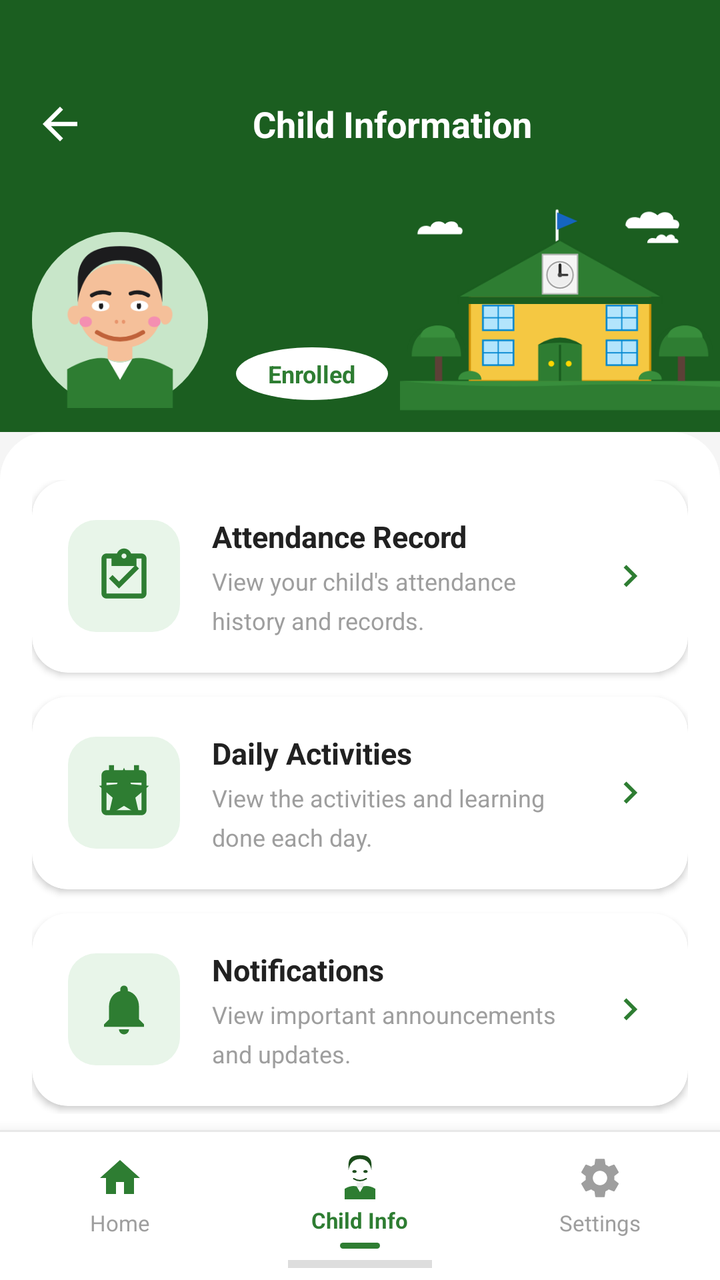
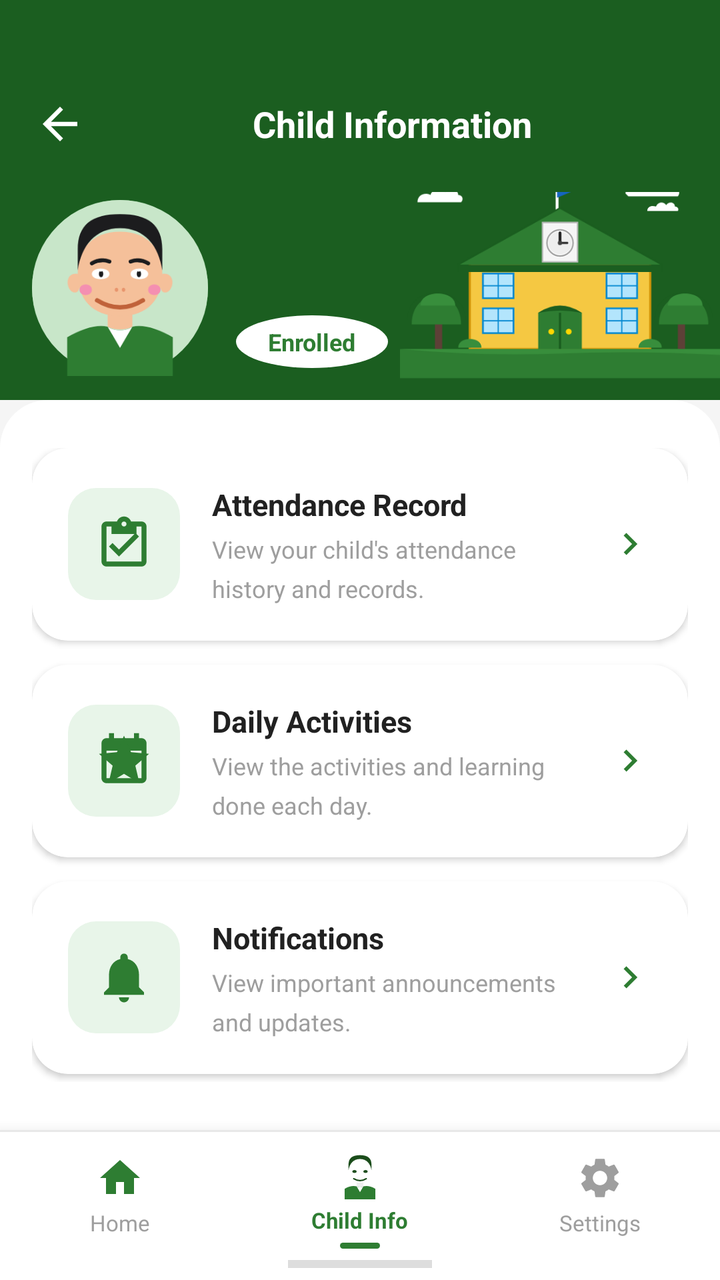

Two renders of the same Android screen: before a commit and after it. Below are the layout's source before the change and the commit's diff.
<!-- AndroidManifest.xml: application theme Theme.AlamadaChildMonitor -->
<!-- res/layout/activity_child_detail.xml -->
<?xml version="1.0" encoding="utf-8"?>
<LinearLayout
    xmlns:android="http://schemas.android.com/apk/res/android"
    xmlns:app="http://schemas.android.com/apk/res-auto"
    android:layout_width="match_parent"
    android:layout_height="match_parent"
    android:orientation="vertical"
    android:background="#F5F5F5">

    
    <RelativeLayout
        android:layout_width="match_parent"
        android:layout_height="wrap_content"
        android:background="@drawable/header_green_solid"
        android:paddingTop="44dp">

        
        <LinearLayout
            android:id="@+id/ll_title_row"
            android:layout_width="match_parent"
            android:layout_height="wrap_content"
            android:orientation="horizontal"
            android:gravity="center_vertical"
            android:paddingStart="12dp"
            android:paddingEnd="16dp"
            android:paddingBottom="16dp"
            android:layout_alignParentTop="true">

            <FrameLayout
                android:id="@+id/btn_back"
                android:layout_width="36dp"
                android:layout_height="36dp"
                android:clickable="true"
                android:focusable="true"
                android:background="?attr/selectableItemBackgroundBorderless">
                <ImageView
                    android:layout_width="26dp"
                    android:layout_height="26dp"
                    android:layout_gravity="center"
                    android:src="@drawable/ic_back"
                    android:contentDescription="Back"/>
            </FrameLayout>

            <TextView
                android:layout_width="0dp"
                android:layout_height="wrap_content"
                android:layout_weight="1"
                android:text="Child Information"
                android:textColor="#FFFFFF"
                android:textSize="18sp"
                android:textStyle="bold"
                android:gravity="center"/>

            <TextView
                android:id="@+id/btn_switch_child"
                android:layout_width="wrap_content"
                android:layout_height="32dp"
                android:text="Switch"
                android:textColor="#FFFFFF"
                android:textSize="11sp"
                android:textStyle="bold"
                android:gravity="center"
                android:paddingStart="14dp"
                android:paddingEnd="14dp"
                android:background="@drawable/circle_white_20_bg"
                android:clickable="true"
                android:focusable="true"
                android:visibility="gone"/>
        </LinearLayout>

        
        <LinearLayout
            android:layout_width="match_parent"
            android:layout_height="wrap_content"
            android:orientation="horizontal"
            android:gravity="bottom"
            android:paddingStart="16dp"
            android:paddingEnd="0dp"
            android:paddingBottom="0dp"
            android:layout_below="@id/ll_title_row">

            
            <FrameLayout
                android:layout_width="88dp"
                android:layout_height="88dp"
                android:layout_marginEnd="14dp"
                android:layout_marginBottom="12dp">

                <View
                    android:layout_width="88dp"
                    android:layout_height="88dp"
                    android:background="@drawable/circle_avatar_bg"/>

                <ImageView
                    android:id="@+id/iv_avatar_default"
                    android:layout_width="88dp"
                    android:layout_height="88dp"
                    android:src="@drawable/ic_child_avatar"
                    android:scaleType="fitCenter"
                    android:contentDescription="Child avatar"/>

                <ImageView
                    android:id="@+id/iv_photo"
                    android:layout_width="88dp"
                    android:layout_height="88dp"
                    android:scaleType="centerCrop"
                    android:background="@drawable/circle_avatar_bg"
                    android:visibility="gone"
                    android:contentDescription="Child photo"/>

                <TextView
                    android:id="@+id/tv_photo_initial"
                    android:layout_width="88dp"
                    android:layout_height="88dp"
                    android:gravity="center"
                    android:text="  "
                    android:textSize="44sp"
                    android:visibility="gone"/>
            </FrameLayout>

            
            <LinearLayout
                android:layout_width="0dp"
                android:layout_height="wrap_content"
                android:layout_weight="1"
                android:orientation="vertical"
                android:layout_gravity="bottom"
                android:layout_marginBottom="16dp">

                <TextView
                    android:id="@+id/tv_name"
                    android:layout_width="wrap_content"
                    android:layout_height="wrap_content"
                    android:text=" "
                    android:textColor="#FFFFFF"
                    android:textSize="19sp"
                    android:textStyle="bold"
                    android:layout_marginBottom="10dp"/>

                <TextView
                    android:id="@+id/tv_status"
                    android:layout_width="wrap_content"
                    android:layout_height="wrap_content"
                    android:text="Enrolled"
                    android:textColor="#2E7D32"
                    android:textSize="12sp"
                    android:textStyle="bold"
                    android:paddingStart="16dp"
                    android:paddingEnd="16dp"
                    android:paddingTop="5dp"
                    android:paddingBottom="5dp"
                    android:background="@drawable/circle_white_bg"/>
            </LinearLayout>

            
            <ImageView
                android:layout_width="160dp"
                android:layout_height="120dp"
                android:src="@drawable/ic_school_building"
                android:scaleType="fitEnd"
                android:layout_gravity="bottom"
                android:contentDescription="School building"
                android:adjustViewBounds="true"/>

        </LinearLayout>

    </RelativeLayout>

    
    <androidx.core.widget.NestedScrollView
        android:layout_width="match_parent"
        android:layout_height="0dp"
        android:layout_weight="1"
        android:fillViewport="true"
        android:overScrollMode="never">

        <LinearLayout
            android:layout_width="match_parent"
            android:layout_height="wrap_content"
            android:orientation="vertical"
            android:background="@drawable/rounded_top_white"
            android:paddingTop="24dp"
            android:paddingStart="16dp"
            android:paddingEnd="16dp"
            android:paddingBottom="28dp">

            
            <ProgressBar
                android:id="@+id/progress_bar"
                android:layout_width="wrap_content"
                android:layout_height="wrap_content"
                android:layout_gravity="center"
                android:visibility="gone"
                android:layout_marginBottom="12dp"/>

            
            <androidx.cardview.widget.CardView
                android:id="@+id/card_attendance"
                android:layout_width="match_parent"
                android:layout_height="wrap_content"
                android:layout_marginBottom="12dp"
                android:foreground="?attr/selectableItemBackground"
                android:clickable="true"
                android:focusable="true"
                app:cardCornerRadius="18dp"
                app:cardElevation="2dp"
                app:cardBackgroundColor="#FFFFFF">

                <LinearLayout
                    android:layout_width="match_parent"
                    android:layout_height="wrap_content"
                    android:orientation="horizontal"
                    android:padding="18dp"
                    android:gravity="center_vertical">

                    
                    <FrameLayout
                        android:layout_width="56dp"
                        android:layout_height="56dp"
                        android:layout_marginEnd="16dp"
                        android:background="@drawable/quick_icon_bg_green">

                        <ImageView
                            android:layout_width="30dp"
                            android:layout_height="30dp"
                            android:layout_gravity="center"
                            android:src="@drawable/ic_attendance"
                            android:contentDescription="Attendance"/>
                    </FrameLayout>

                    
                    <LinearLayout
                        android:layout_width="0dp"
                        android:layout_height="wrap_content"
                        android:layout_weight="1"
                        android:orientation="vertical">

                        <TextView
                            android:layout_width="wrap_content"
                            android:layout_height="wrap_content"
                            android:text="Attendance Record"
                            android:textSize="15sp"
                            android:textStyle="bold"
                            android:textColor="#212121"/>

                        <TextView
                            android:layout_width="wrap_content"
                            android:layout_height="wrap_content"
                            android:text="View your child&#39;s attendance\nhistory and records."
                            android:textSize="12sp"
                            android:textColor="#9E9E9E"
                            android:lineSpacingMultiplier="1.35"
                            android:layout_marginTop="4dp"/>
                    </LinearLayout>

                    
                    <ImageView
                        android:layout_width="22dp"
                        android:layout_height="22dp"
                        android:src="@drawable/ic_arrow_right"
                        android:layout_marginStart="8dp"
                        android:contentDescription="Open"/>

                </LinearLayout>
            </androidx.cardview.widget.CardView>

            
            <androidx.cardview.widget.CardView
                android:id="@+id/card_activities"
                android:layout_width="match_parent"
                android:layout_height="wrap_content"
                android:layout_marginBottom="12dp"
                android:foreground="?attr/selectableItemBackground"
                android:clickable="true"
                android:focusable="true"
                app:cardCornerRadius="18dp"
                app:cardElevation="2dp"
                app:cardBackgroundColor="#FFFFFF">

                <LinearLayout
                    android:layout_width="match_parent"
                    android:layout_height="wrap_content"
                    android:orientation="horizontal"
                    android:padding="18dp"
                    android:gravity="center_vertical">

                    <FrameLayout
                        android:layout_width="56dp"
                        android:layout_height="56dp"
                        android:layout_marginEnd="16dp"
                        android:background="@drawable/quick_icon_bg_green">

                        <ImageView
                            android:layout_width="30dp"
                            android:layout_height="30dp"
                            android:layout_gravity="center"
                            android:src="@drawable/ic_activities"
                            android:contentDescription="Activities"/>
                    </FrameLayout>

                    <LinearLayout
                        android:layout_width="0dp"
                        android:layout_height="wrap_content"
                        android:layout_weight="1"
                        android:orientation="vertical">

                        <TextView
                            android:layout_width="wrap_content"
                            android:layout_height="wrap_content"
                            android:text="Daily Activities"
                            android:textSize="15sp"
                            android:textStyle="bold"
                            android:textColor="#212121"/>

                        <TextView
                            android:layout_width="wrap_content"
                            android:layout_height="wrap_content"
                            android:text="View the activities and learning\ndone each day."
                            android:textSize="12sp"
                            android:textColor="#9E9E9E"
                            android:lineSpacingMultiplier="1.35"
                            android:layout_marginTop="4dp"/>
                    </LinearLayout>

                    <ImageView
                        android:layout_width="22dp"
                        android:layout_height="22dp"
                        android:src="@drawable/ic_arrow_right"
                        android:layout_marginStart="8dp"
                        android:contentDescription="Open"/>

                </LinearLayout>
            </androidx.cardview.widget.CardView>

            
            <androidx.cardview.widget.CardView
                android:id="@+id/card_notifications"
                android:layout_width="match_parent"
                android:layout_height="wrap_content"
                android:layout_marginBottom="4dp"
                android:foreground="?attr/selectableItemBackground"
                android:clickable="true"
                android:focusable="true"
                app:cardCornerRadius="18dp"
                app:cardElevation="2dp"
                app:cardBackgroundColor="#FFFFFF">

                <LinearLayout
                    android:layout_width="match_parent"
                    android:layout_height="wrap_content"
                    android:orientation="horizontal"
                    android:padding="18dp"
                    android:gravity="center_vertical">

                    <FrameLayout
                        android:layout_width="56dp"
                        android:layout_height="56dp"
                        android:layout_marginEnd="16dp"
                        android:background="@drawable/quick_icon_bg_green">

                        <ImageView
                            android:layout_width="30dp"
                            android:layout_height="30dp"
                            android:layout_gravity="center"
                            android:src="@drawable/ic_bell_card"
                            android:contentDescription="Notifications"/>
                    </FrameLayout>

                    <LinearLayout
                        android:layout_width="0dp"
                        android:layout_height="wrap_content"
                        android:layout_weight="1"
                        android:orientation="vertical">

                        <TextView
                            android:layout_width="wrap_content"
                            android:layout_height="wrap_content"
                            android:text="Notifications"
                            android:textSize="15sp"
                            android:textStyle="bold"
                            android:textColor="#212121"/>

                        <TextView
                            android:layout_width="wrap_content"
                            android:layout_height="wrap_content"
                            android:text="View important announcements\nand updates."
                            android:textSize="12sp"
                            android:textColor="#9E9E9E"
                            android:lineSpacingMultiplier="1.35"
                            android:layout_marginTop="4dp"/>
                    </LinearLayout>

                    <ImageView
                        android:layout_width="22dp"
                        android:layout_height="22dp"
                        android:src="@drawable/ic_arrow_right"
                        android:layout_marginStart="8dp"
                        android:contentDescription="Open"/>

                </LinearLayout>
            </androidx.cardview.widget.CardView>

        </LinearLayout>
    </androidx.core.widget.NestedScrollView>

    
    <LinearLayout
        android:layout_width="match_parent"
        android:layout_height="wrap_content"
        android:orientation="vertical"
        android:background="#FFFFFF"
        android:elevation="12dp">

        
        <View
            android:layout_width="match_parent"
            android:layout_height="1dp"
            android:background="#E8E8E8"/>

        
        <LinearLayout
            android:layout_width="match_parent"
            android:layout_height="62dp"
            android:orientation="horizontal">

            
            <LinearLayout
                android:id="@+id/tab_home"
                android:layout_width="0dp"
                android:layout_height="match_parent"
                android:layout_weight="1"
                android:orientation="vertical"
                android:gravity="center"
                android:paddingTop="8dp"
                android:paddingBottom="6dp"
                android:background="?attr/selectableItemBackgroundBorderless"
                android:clickable="true"
                android:focusable="true">

                <ImageView
                    android:layout_width="24dp"
                    android:layout_height="24dp"
                    android:src="@drawable/ic_home"
                    android:contentDescription="Home"/>

                <TextView
                    android:layout_width="wrap_content"
                    android:layout_height="wrap_content"
                    android:text="Home"
                    android:textSize="11sp"
                    android:textColor="#9E9E9E"
                    android:layout_marginTop="3dp"/>

            </LinearLayout>

            
            <LinearLayout
                android:layout_width="0dp"
                android:layout_height="match_parent"
                android:layout_weight="1"
                android:orientation="vertical"
                android:gravity="center"
                android:paddingTop="8dp"
                android:paddingBottom="2dp">

                <ImageView
                    android:layout_width="24dp"
                    android:layout_height="24dp"
                    android:src="@drawable/ic_child_nav"
                    android:scaleType="fitCenter"
                    android:contentDescription="Child Info"/>

                <TextView
                    android:layout_width="wrap_content"
                    android:layout_height="wrap_content"
                    android:text="Child Info"
                    android:textSize="11sp"
                    android:textColor="#2E7D32"
                    android:textStyle="bold"
                    android:layout_marginTop="3dp"/>

                
                <View
                    android:layout_width="20dp"
                    android:layout_height="3dp"
                    android:background="@drawable/tab_active_indicator"
                    android:layout_marginTop="4dp"/>

            </LinearLayout>

            
            <LinearLayout
                android:id="@+id/tab_settings"
                android:layout_width="0dp"
                android:layout_height="match_parent"
                android:layout_weight="1"
                android:orientation="vertical"
                android:gravity="center"
                android:paddingTop="8dp"
                android:paddingBottom="6dp"
                android:background="?attr/selectableItemBackgroundBorderless"
                android:clickable="true"
                android:focusable="true">

                <ImageView
                    android:layout_width="24dp"
                    android:layout_height="24dp"
                    android:src="@drawable/ic_settings"
                    android:contentDescription="Settings"/>

                <TextView
                    android:layout_width="wrap_content"
                    android:layout_height="wrap_content"
                    android:text="Settings"
                    android:textSize="11sp"
                    android:textColor="#9E9E9E"
                    android:layout_marginTop="3dp"/>

            </LinearLayout>

        </LinearLayout>

        
        <View
            android:layout_width="72dp"
            android:layout_height="4dp"
            android:background="#212121"
            android:alpha="0.15"
            android:layout_gravity="center_horizontal"
            android:layout_marginTop="2dp"
            android:layout_marginBottom="6dp"/>

    </LinearLayout>

</LinearLayout>
<!-- resources referenced by this layout -->
<resources>
  <!-- drawable circle_avatar_bg (drawable) -->
  <?xml version="1.0" encoding="utf-8"?>
  <shape xmlns:android="http://schemas.android.com/apk/res/android"
      android:shape="oval">
      <solid android:color="#E8F5E9"/>
      <stroke android:width="2dp" android:color="#A5D6A7"/>
  </shape>
  <!-- drawable circle_white_20_bg (drawable) -->
  <?xml version="1.0" encoding="utf-8"?>
  <shape xmlns:android="http://schemas.android.com/apk/res/android"
      android:shape="oval">
      <solid android:color="#33FFFFFF"/>
  </shape>
  <!-- drawable circle_white_bg (drawable) -->
  <?xml version="1.0" encoding="utf-8"?>
  <shape xmlns:android="http://schemas.android.com/apk/res/android"
      android:shape="oval">
      <solid android:color="#FFFFFF"/>
  </shape>
  <!-- drawable header_green_solid (drawable) -->
  <?xml version="1.0" encoding="utf-8"?>
  <shape xmlns:android="http://schemas.android.com/apk/res/android"
      android:shape="rectangle">
      <solid android:color="#1B5E20"/>
  </shape>
  <!-- drawable ic_arrow_right (drawable) -->
  <?xml version="1.0" encoding="utf-8"?>
  <vector xmlns:android="http://schemas.android.com/apk/res/android"
      android:width="24dp"
      android:height="24dp"
      android:viewportWidth="24"
      android:viewportHeight="24">
      <path
          android:fillColor="#2E7D32"
          android:pathData="M8.59,16.59L13.17,12 8.59,7.41 10,6l6,6-6,6-1.41-1.41z"/>
  </vector>
  <!-- drawable ic_back (drawable) -->
  <?xml version="1.0" encoding="utf-8"?>
  <vector xmlns:android="http://schemas.android.com/apk/res/android"
      android:width="24dp"
      android:height="24dp"
      android:viewportWidth="24"
      android:viewportHeight="24">
      <path
          android:fillColor="#FFFFFF"
          android:pathData="M20,11H7.83l5.59,-5.59L12,4l-8,8 8,8 1.41,-1.41L7.83,13H20v-2z"/>
  </vector>
  <!-- drawable ic_home (drawable) -->
  <?xml version="1.0" encoding="utf-8"?>
  <vector xmlns:android="http://schemas.android.com/apk/res/android"
      android:width="24dp"
      android:height="24dp"
      android:viewportWidth="24"
      android:viewportHeight="24">
      <path
          android:fillColor="#2E7D32"
          android:pathData="M10,20v-6h4v6h5v-8h3L12,3 2,12h3v8z"/>
  </vector>
  <!-- drawable quick_icon_bg_green (drawable) -->
  <?xml version="1.0" encoding="utf-8"?>
  <shape xmlns:android="http://schemas.android.com/apk/res/android"
      android:shape="rectangle">
      <solid android:color="#E8F5E9"/>
      <corners android:radius="14dp"/>
  </shape>
  <!-- drawable rounded_top_white (drawable) -->
  <?xml version="1.0" encoding="utf-8"?>
  <shape xmlns:android="http://schemas.android.com/apk/res/android"
      android:shape="rectangle">
      <solid android:color="#FFFFFF"/>
      <corners
          android:topLeftRadius="24dp"
          android:topRightRadius="24dp"
          android:bottomLeftRadius="0dp"
          android:bottomRightRadius="0dp"/>
  </shape>
  <!-- drawable tab_active_indicator (drawable) -->
  <?xml version="1.0" encoding="utf-8"?>
  <shape xmlns:android="http://schemas.android.com/apk/res/android"
      android:shape="rectangle">
      <solid android:color="#2E7D32"/>
      <corners android:radius="4dp"/>
  </shape>
  <style name="Theme.AlamadaChildMonitor" parent="Theme.MaterialComponents.DayNight.NoActionBar">
          <item name="colorPrimary">@color/primary</item>
          <item name="colorPrimaryDark">@color/primary_dark</item>
          <item name="colorAccent">@color/accent</item>
          <item name="android:windowBackground">@color/background</item>
          <item name="android:statusBarColor">@color/primary_dark</item>
          <item name="android:navigationBarColor">@color/white</item>
      </style>
  <color name="primary">         #2E7D32</color>
  <color name="primary_dark">    #1B5E20</color>
  <color name="accent">          #FF6F00</color>
  <color name="background">      #F5F5F5</color>
  <color name="white">           #FFFFFF</color>
  <!-- unchanged entries left out for length: 7 -->
</resources>

<!-- the commit's change to res/layout/activity_child_detail.xml (unified diff, before → after) -->
@@ -10,7 +10,7 @@
     
     <RelativeLayout
         android:layout_width="match_parent"
-        android:layout_height="wrap_content"
+        android:layout_height="200dp"
         android:background="@drawable/header_green_solid"
         android:paddingTop="44dp">
 
